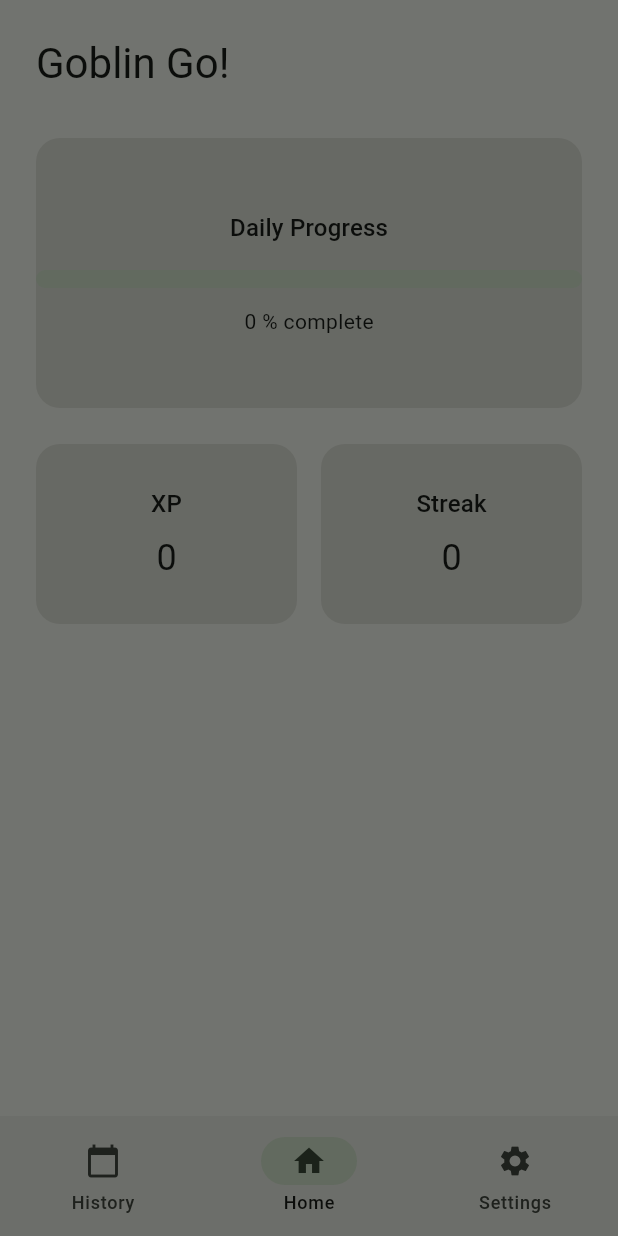
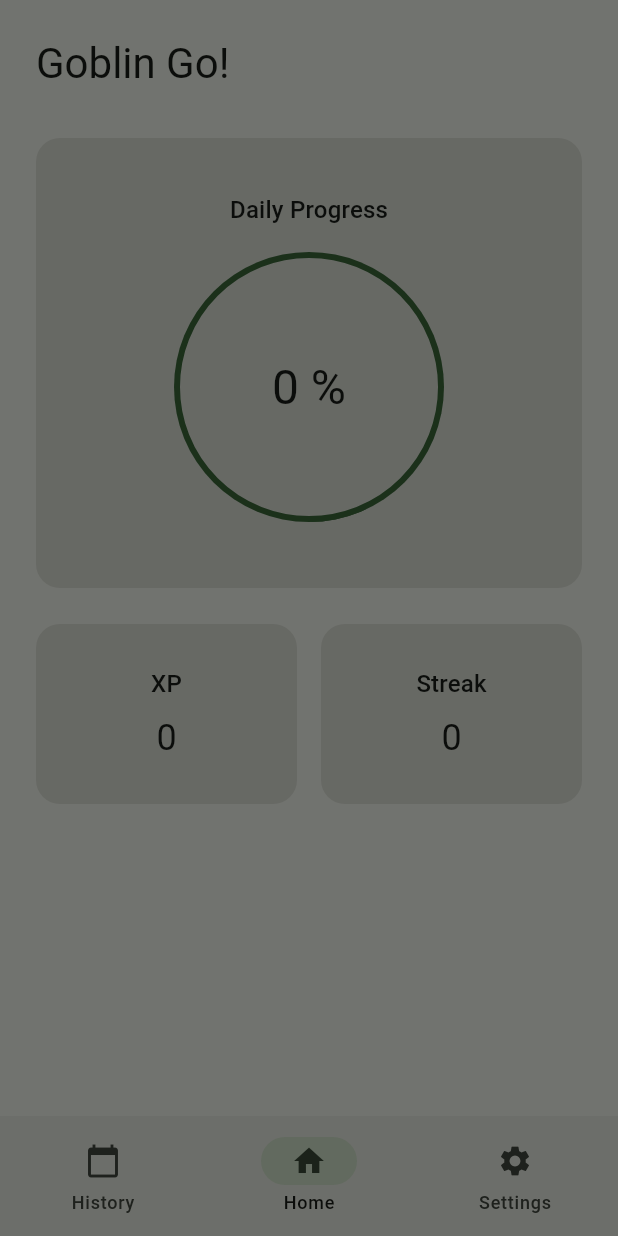
Before and after one commit to siljavind/goblin_go, a Flutter app: the screen it shows after launch, on a phone screen of 412 x 824 dp. Run offline on Flutter 3.47's test engine with Material 3 defaults, Android fonts, the phone set to English and light mode, and no system bars; our stand-ins replace drift, flutter_dotenv, geolocator, liquid_progress_indicator, permission_handler, shared_preferences; missing offline and left inert: flutter_background_service; accounts and stored records are empty; generated files the repository leaves out were written again.

Commit message:
eod
circular progress bar

```diff
--- a/lib/features/home/home_view.dart
+++ b/lib/features/home/home_view.dart
@@ -1,6 +1,7 @@
 import 'package:flutter/material.dart';
 import 'package:goblin_go/data/local/day_summaries_dao.dart';
 import 'package:goblin_go/services/settings_service.dart';
+import 'package:liquid_progress_indicator/liquid_progress_indicator.dart';
 import 'package:provider/provider.dart';
 
 import 'home_viewmodel.dart';
@@ -64,10 +65,11 @@ class _ProgressCard extends StatelessWidget {
   final double progress;
   final ColorScheme cs;
 
+  //TODO Use padded card widget
   @override
   Widget build(BuildContext context) => Container(
     width: double.infinity,
-    height: 180,
+    height: 300,
     decoration: BoxDecoration(
       color: cs.surfaceContainerHighest,
       borderRadius: BorderRadius.circular(16),
@@ -78,13 +80,24 @@ class _ProgressCard extends StatelessWidget {
       children: [
         Text('Daily Progress', style: Theme.of(context).textTheme.titleMedium),
         const SizedBox(height: 16),
-        LinearProgressIndicator(
-          value: progress,
-          minHeight: 12,
-          borderRadius: BorderRadius.circular(8),
+        SizedBox(
+          height: 180,
+          width: 180,
+          //TODO Use a custom progress indicator
+          child: LiquidCircularProgressIndicator(
+            value: progress,
+            valueColor: AlwaysStoppedAnimation(cs.primary),
+            backgroundColor: cs.surfaceContainerHighest,
+            borderColor: cs.primary,
+            borderWidth: 4.0,
+            direction: Axis.vertical,
+            center: Text(
+              '${(progress * 100).toInt()} %',
+              style: Theme.of(context).textTheme.headlineLarge,
+            ),
+          ),
         ),
-        const SizedBox(height: 12),
-        Text('${(progress * 100).toInt()} % complete'),
+        const SizedBox(height: 8),
       ],
     ),
   );
--- a/lib/services/session_tracker_service.dart
+++ b/lib/services/session_tracker_service.dart
@@ -155,9 +155,6 @@ class SessionTrackerService {
     _positionSubscription?.resume();
   }
 
-  bool _isValid(Position pos) =>
-      pos.accuracy < 50 && pos.speed <= 7; // = ~25 km/h: running/biking max
-
   int _dateToDateId(DateTime date) =>
       date.year * 10000 + date.month * 100 + date.day; // YYYYMMDD format
 }
--- a/pubspec.yaml
+++ b/pubspec.yaml
@@ -47,6 +47,7 @@ dependencies:
   drift_flutter: ^0.2.4
   path_provider: ^2.1.5
   sqlite3_flutter_libs: ^0.5.33
+  liquid_progress_indicator: ^0.4.0
 
 dev_dependencies:
   flutter_test:
```
